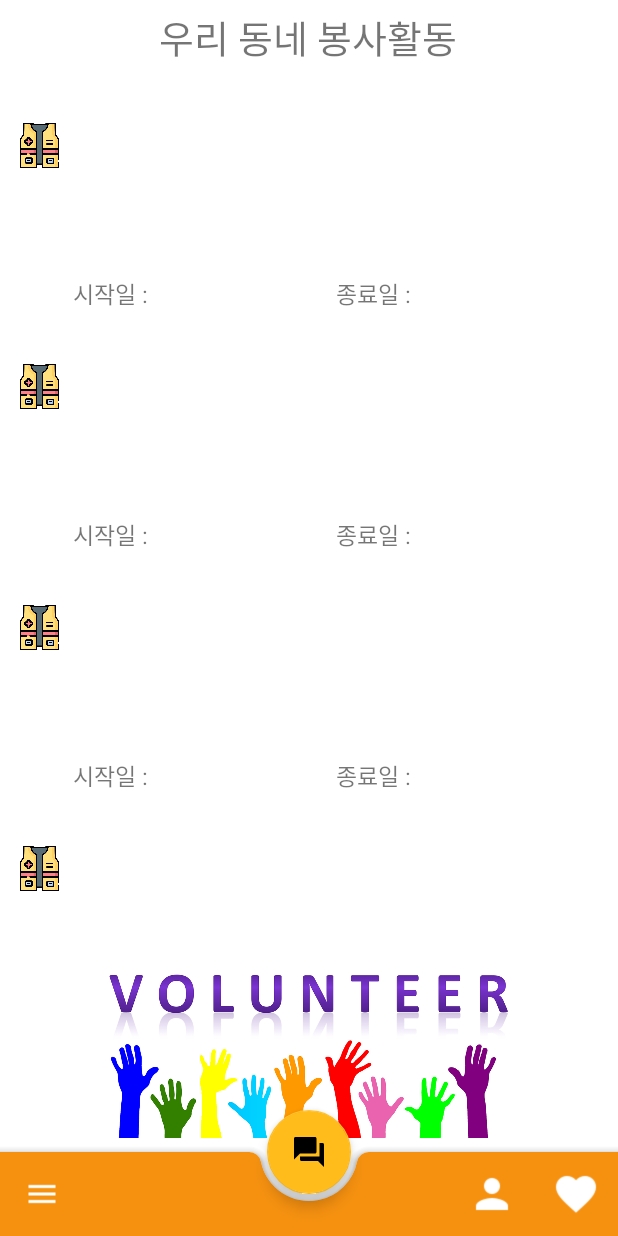
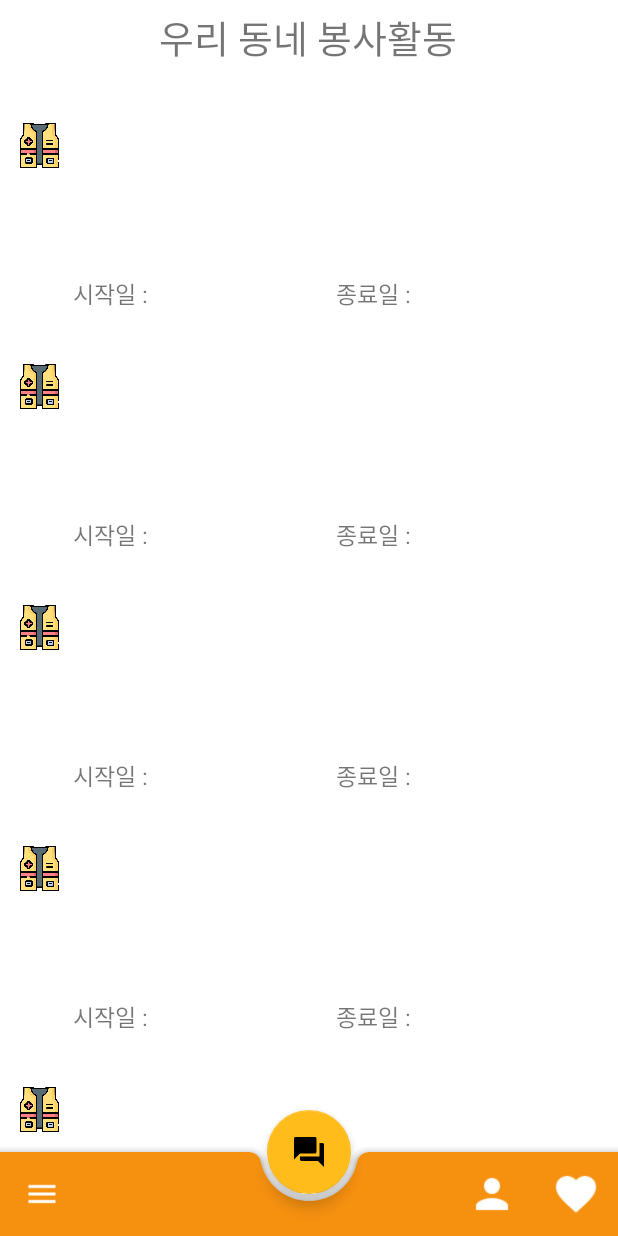
Before and after one commit to MJTeamProject1/VolunteerApp, an Android app: the screen it shows after launch once a user with an empty profile is signed in (HomeActivity), on a phone screen of 412 x 824 dp. Run offline under Robolectric (Android 15) with nearby library versions, the phone set to English and light mode, and no system bars; our stand-ins replace Firebase (no records; nobody signed in at launch, a user with empty details on screens opened directly); network calls fail; 2 statements that could not run were skipped.

Commit message:
update home viewpage
뷰 페이지 비활성화

```diff
--- a/app/src/main/java/com/team1/volunteerapp/HomeActivity.kt
+++ b/app/src/main/java/com/team1/volunteerapp/HomeActivity.kt
@@ -135,9 +135,9 @@ class HomeActivity : AppCompatActivity() {
         }
 
         //ViewPager연결
-        val viewPager = findViewById<ViewPager2>(R.id.adPager)
-        viewPager.adapter = ViewPagerAdapter(getBannerList())
-        viewPager.orientation = ViewPager2.ORIENTATION_HORIZONTAL
+//        val viewPager = findViewById<ViewPager2>(R.id.adPager)
+//        viewPager.adapter = ViewPagerAdapter(getBannerList())
+//        viewPager.orientation = ViewPager2.ORIENTATION_HORIZONTAL
 
         //RecyclerView Adapter 연결
         val home_rv = findViewById<RecyclerView>(R.id.mRecyclerViewHome)
--- a/app/src/main/res/layout/content_home.xml
+++ b/app/src/main/res/layout/content_home.xml
@@ -21,7 +21,6 @@
             android:layout_height="50dp"
             android:fontFamily="@font/sd7"
             android:gravity="center"
-
             android:text="우리 동네 봉사활동"
             android:textSize="25sp"
             app:layout_constraintBottom_toBottomOf="parent"
@@ -58,11 +57,11 @@
                 android:layout_marginTop="10dp"
                 android:layout_weight="1" />
 
-            <androidx.viewpager2.widget.ViewPager2
-                android:id="@+id/adPager"
-                android:layout_width="match_parent"
-                android:layout_height="match_parent"
-                android:layout_weight="4" />
+<!--            <androidx.viewpager2.widget.ViewPager2-->
+<!--                android:id="@+id/adPager"-->
+<!--                android:layout_width="match_parent"-->
+<!--                android:layout_height="match_parent"-->
+<!--                android:layout_weight="4" />-->
 
 
         </LinearLayout>
```
